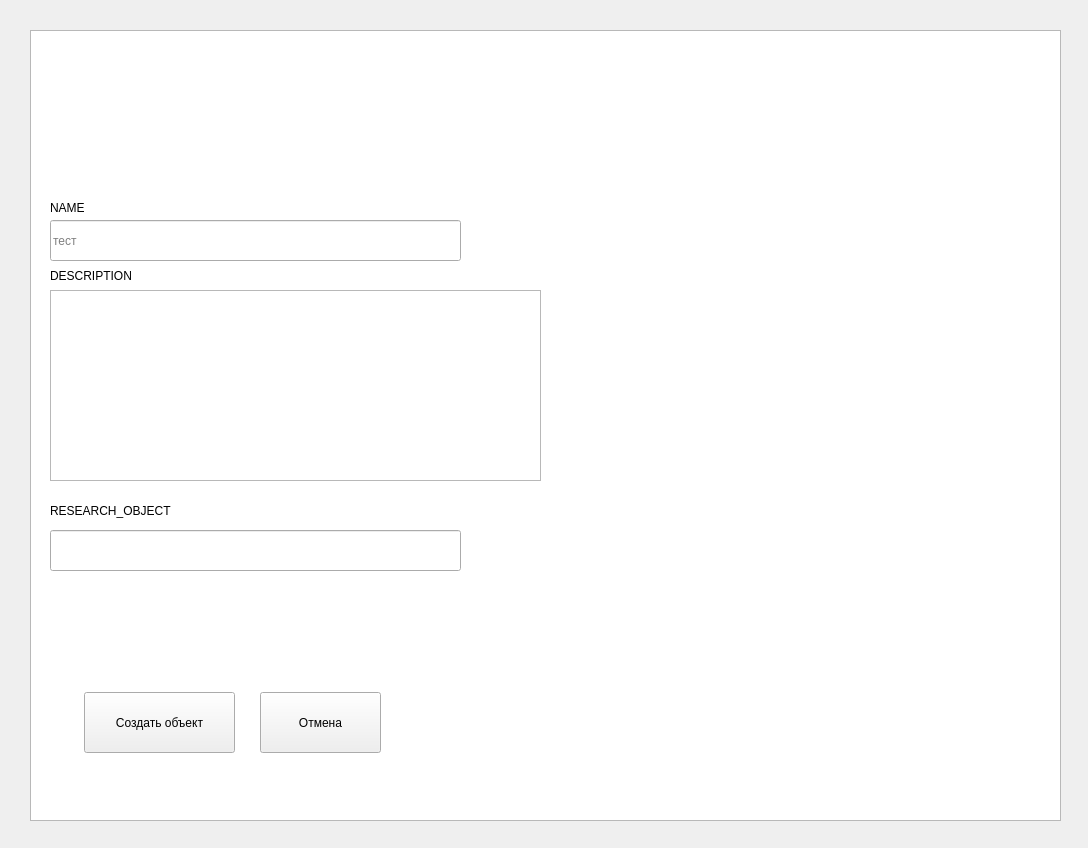
Before: the Qt Designer form app/ui/create_monument_window.ui in reisenbest/PPK_ARCHEOMAP, drawn with Qt 5.
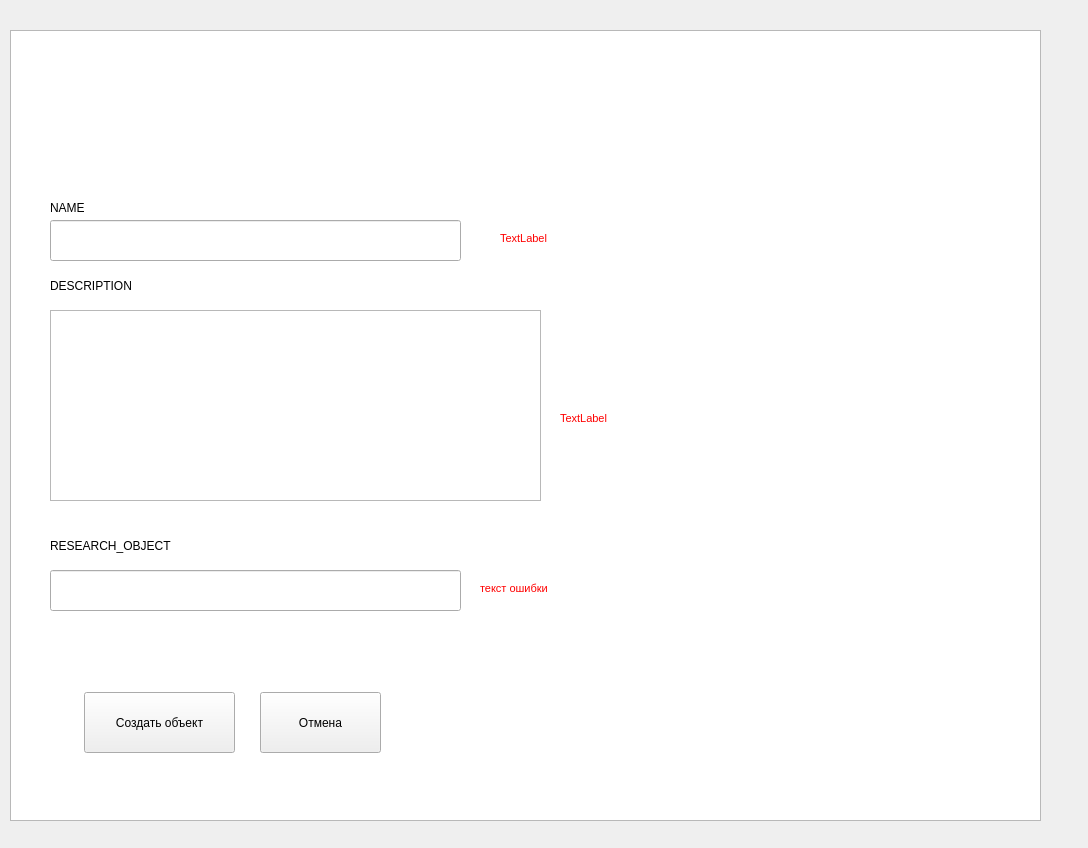
After: the same form once the commit is applied.

The edit to the form file:
```diff
--- a/app/ui/create_monument_window.ui
+++ b/app/ui/create_monument_window.ui
@@ -16,7 +16,7 @@
   <widget class="QTextBrowser" name="MonumentContainer">
    <property name="geometry">
     <rect>
-     <x>30</x>
+     <x>10</x>
      <y>30</y>
      <width>1031</width>
      <height>791</height>
@@ -33,14 +33,14 @@
     </rect>
    </property>
    <property name="placeholderText">
-    <string>тест</string>
+    <string/>
    </property>
   </widget>
   <widget class="QLineEdit" name="resObjInsert">
    <property name="geometry">
     <rect>
      <x>50</x>
-     <y>530</y>
+     <y>570</y>
      <width>411</width>
      <height>41</height>
     </rect>
@@ -50,7 +50,7 @@
    <property name="geometry">
     <rect>
      <x>50</x>
-     <y>290</y>
+     <y>310</y>
      <width>491</width>
      <height>191</height>
     </rect>
@@ -73,7 +73,7 @@
    <property name="geometry">
     <rect>
      <x>50</x>
-     <y>260</y>
+     <y>270</y>
      <width>261</width>
      <height>31</height>
     </rect>
@@ -86,7 +86,7 @@
    <property name="geometry">
     <rect>
      <x>50</x>
-     <y>495</y>
+     <y>530</y>
      <width>431</width>
      <height>31</height>
     </rect>
@@ -121,6 +121,57 @@
     <string>Отмена</string>
    </property>
   </widget>
+  <widget class="QLabel" name="label">
+   <property name="geometry">
+    <rect>
+     <x>500</x>
+     <y>230</y>
+     <width>511</width>
+     <height>16</height>
+    </rect>
+   </property>
+   <property name="styleSheet">
+    <string notr="true">color: red;
+font-size: 11px;</string>
+   </property>
+   <property name="text">
+    <string>TextLabel</string>
+   </property>
+  </widget>
+  <widget class="QLabel" name="label_2">
+   <property name="geometry">
+    <rect>
+     <x>560</x>
+     <y>410</y>
+     <width>441</width>
+     <height>16</height>
+    </rect>
+   </property>
+   <property name="styleSheet">
+    <string notr="true">color: red;
+font-size: 11px;</string>
+   </property>
+   <property name="text">
+    <string>TextLabel</string>
+   </property>
+  </widget>
+  <widget class="QLabel" name="label_3">
+   <property name="geometry">
+    <rect>
+     <x>480</x>
+     <y>580</y>
+     <width>571</width>
+     <height>16</height>
+    </rect>
+   </property>
+   <property name="styleSheet">
+    <string notr="true">color: red;
+font-size: 11px;</string>
+   </property>
+   <property name="text">
+    <string>текст ошибки</string>
+   </property>
+  </widget>
  </widget>
  <resources/>
  <connections/>
```
